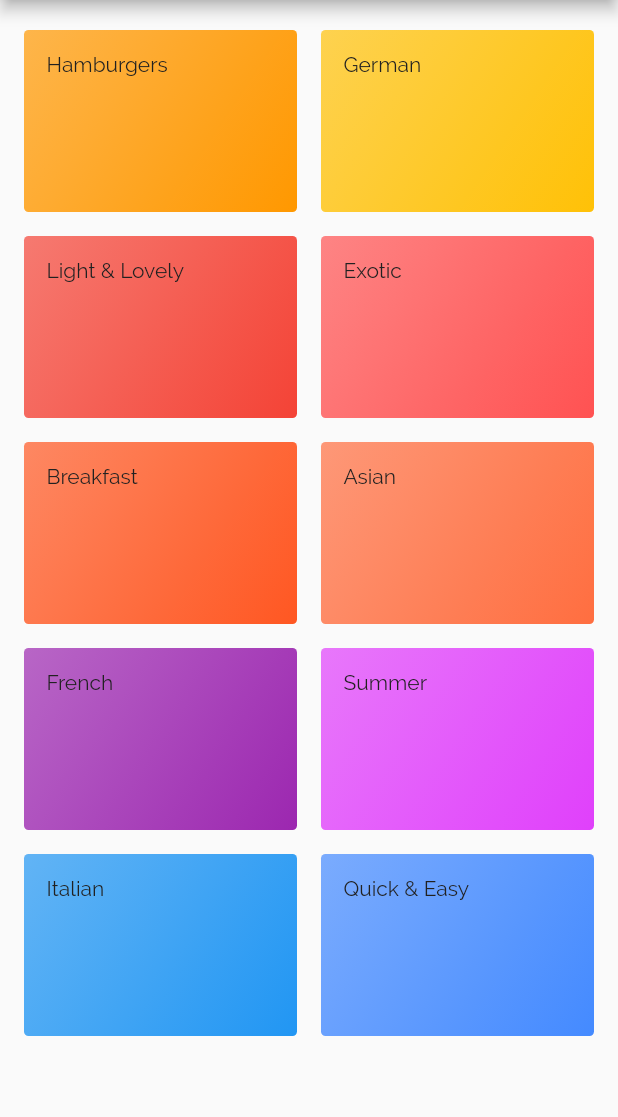
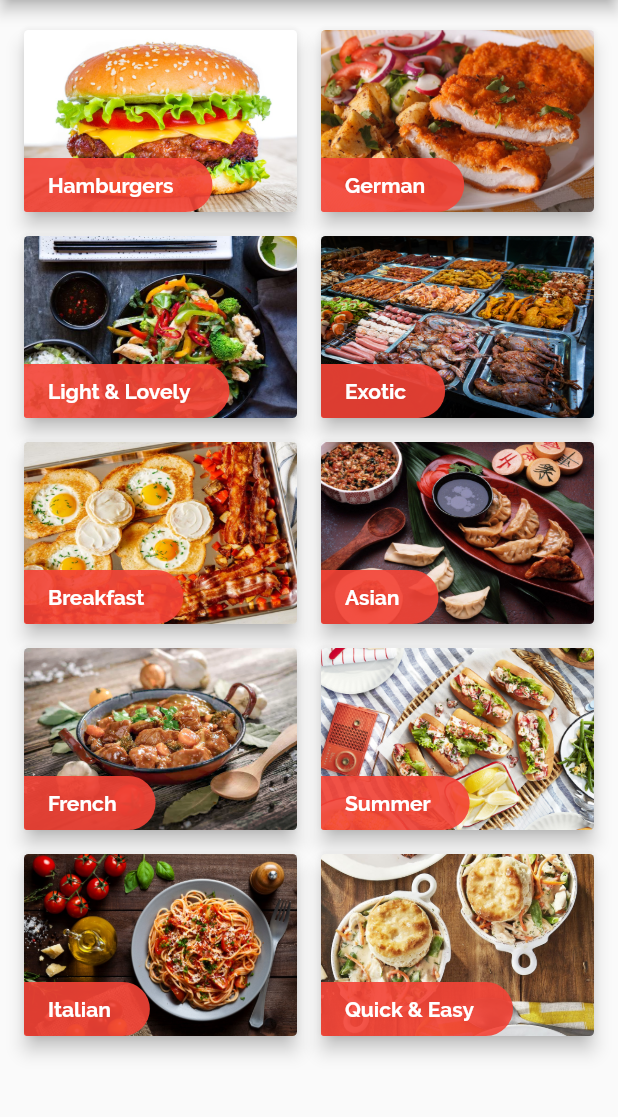
Before and after one commit to bibishan-pandey/foodie_recipe, a Flutter app: the screen it shows after launch, on a phone screen of 412 x 824 dp, the part 84-1201 px from its top. Run offline on Flutter 3.47's test engine with Material 2 defaults, Android fonts, the phone set to English and light mode, and no system bars.

Commit message:
feat: added images card to categories instead of gradient container

```diff
--- a/lib/helpers/dummy_data.dart
+++ b/lib/helpers/dummy_data.dart
@@ -7,51 +7,61 @@ const List<Category> DUMMY_CATEGORIES = const [
     id: 'ac49e3c97ee0217ddcaf9560e696c62d',
     title: 'Hamburgers',
     color: Colors.orange,
+    imageUrl: 'assets/images/hamburger.jpg',
   ),
   Category(
     id: '22c6a0e1af4d183ea5026c99af6fc488',
     title: 'German',
     color: Colors.amber,
+    imageUrl: 'assets/images/german-food.jpg',
   ),
   Category(
     id: 'e3db310890b4c122ec30e69e3ca0fe15',
     title: 'Light & Lovely',
     color: Colors.red,
+    imageUrl: 'assets/images/light-lovely.jpeg',
   ),
   Category(
     id: 'e45b756ff585abbca235c82c2d429a2f',
     title: 'Exotic',
     color: Colors.redAccent,
+    imageUrl: 'assets/images/exotic-food.png',
   ),
   Category(
     id: 'ff4edce518d321425fa1890404a997b9',
     title: 'Breakfast',
     color: Colors.deepOrange,
+    imageUrl: 'assets/images/breakfast.jpeg',
   ),
   Category(
     id: '1fcccc1625701dd0d1f8897ab14dfa5d',
     title: 'Asian',
     color: Colors.deepOrangeAccent,
+    imageUrl: 'assets/images/asian-food.jpg',
   ),
   Category(
     id: 'a191cf1e1abb6cbdf33e16554234dd58',
     title: 'French',
     color: Colors.purple,
+    imageUrl: 'assets/images/french-food.jpg',
   ),
   Category(
     id: 'df52cfa011d22ec8ac85aaa9715c58bf',
     title: 'Summer',
     color: Colors.purpleAccent,
+    imageUrl: 'assets/images/summer-food.jpg',
   ),
   Category(
     id: '762eccfcb87913e609ea383620545c43',
     title: 'Italian',
     color: Colors.blue,
+    imageUrl: 'assets/images/italian-food.jpg',
   ),
   Category(
     id: '944f8fdc748d1703ac42363bd8432269',
     title: 'Quick & Easy',
     color: Colors.blueAccent,
+    imageUrl: 'assets/images/quick-easy-food.jpg',
   ),
 ];
 
--- a/lib/models/category.dart
+++ b/lib/models/category.dart
@@ -3,11 +3,13 @@ import 'package:flutter/material.dart';
 class Category {
   final String id;
   final String title;
+  final String imageUrl;
   final Color color;
 
   const Category({
     @required this.id,
     @required this.title,
+    this.imageUrl,
     this.color = Colors.blue,
   });
 }
--- a/lib/models/recipe.dart
+++ b/lib/models/recipe.dart
@@ -1,5 +1,4 @@
 import 'package:flutter/material.dart';
-import 'package:foodie_app/models/category.dart';
 
 enum RecipeComplexity {
   Simple,
--- a/lib/screens/categories.dart
+++ b/lib/screens/categories.dart
@@ -31,6 +31,7 @@ class CategoriesScreen extends StatelessWidget {
               return CategoryItem(
                 id: element.id,
                 title: element.title,
+                imageUrl: element.imageUrl,
                 color: element.color,
               );
             }).toList(),
--- a/lib/screens/category_detail.dart
+++ b/lib/screens/category_detail.dart
@@ -1,4 +1,5 @@
 import 'package:flutter/material.dart';
+import 'package:foodie_app/helpers/dummy_data.dart';
 
 class CategoryDetailScreen extends StatelessWidget {
   static const routeName = '/category-detail';
@@ -10,12 +11,21 @@ class CategoryDetailScreen extends StatelessWidget {
     final id = routeArguments['id'];
     final title = routeArguments['title'];
 
+    final categoryRecipes = DUMMY_RECIPES
+        .where((element) => element.categories.contains(id))
+        .toList();
+
     return Scaffold(
       appBar: AppBar(
         title: Text(title),
       ),
       body: Center(
-        child: Text('Category Detail (Recipe) $title $id'),
+        child: ListView.builder(
+          itemCount: categoryRecipes.length,
+          itemBuilder: (builderContext, index) {
+            return Text(categoryRecipes[index].title);
+          },
+        ),
       ),
     );
   }
--- a/lib/widgets/category_item.dart
+++ b/lib/widgets/category_item.dart
@@ -4,6 +4,7 @@ import 'package:foodie_app/screens/category_detail.dart';
 class CategoryItem extends StatelessWidget {
   final String id;
   final String title;
+  final String imageUrl;
   final Color color;
 
   const CategoryItem({
@@ -11,6 +12,7 @@ class CategoryItem extends StatelessWidget {
     @required this.id,
     @required this.title,
     @required this.color,
+    this.imageUrl,
   }) : super(key: key);
 
   void _navigateToCategoryDetail(BuildContext context) {
@@ -29,21 +31,46 @@ class CategoryItem extends StatelessWidget {
       onTap: () => _navigateToCategoryDetail(context),
       splashColor: Theme.of(context).primaryColor,
       borderRadius: BorderRadius.circular(3),
-      child: Container(
-        padding: const EdgeInsets.all(15),
-        child: Text(title),
-        decoration: BoxDecoration(
-            borderRadius: BorderRadius.circular(3),
-            gradient: LinearGradient(
-              colors: [
-                color.withOpacity(0.7),
-                color.withOpacity(0.8),
-                color.withOpacity(0.9),
-                color.withOpacity(1.0),
-              ],
-              begin: Alignment.topLeft,
-              end: Alignment.bottomRight,
-            )),
+      child: Card(
+        margin: EdgeInsets.all(0),
+        elevation: 5,
+        child: Stack(
+          alignment: AlignmentDirectional.bottomStart,
+          children: [
+            Container(
+              decoration: BoxDecoration(
+                borderRadius: BorderRadius.circular(3),
+                image: DecorationImage(
+                  image: AssetImage(imageUrl),
+                  fit: BoxFit.fill,
+                ),
+              ),
+            ),
+            Container(
+              padding: EdgeInsets.only(
+                bottom: 10,
+                top: 10,
+                left: 16,
+                right: 26,
+              ),
+              child: Text(
+                title,
+                style: TextStyle(
+                  fontWeight: FontWeight.bold,
+                  color: Colors.white,
+                ),
+              ),
+              decoration: BoxDecoration(
+                color: Theme.of(context).primaryColor.withOpacity(0.9),
+                borderRadius: BorderRadius.only(
+                  bottomLeft: Radius.circular(3),
+                  bottomRight: Radius.circular(30),
+                  topRight: Radius.circular(30),
+                ),
+              ),
+            ),
+          ],
+        ),
       ),
     );
   }
```
Also changed, not shown: pubspec.yaml (+11 -3 lines), assets/images/asian-food.jpg (added), assets/images/breakfast.jpeg (added), assets/images/exotic-food.png (added), assets/images/french-food.jpg (added), assets/images/german-food.jpg (added), assets/images/hamburger.jpg (added), assets/images/italian-food.jpg (added), assets/images/light-lovely.jpeg (added), assets/images/quick-easy-food.jpg (added), assets/images/summer-food.jpg (added), 3 other files.
